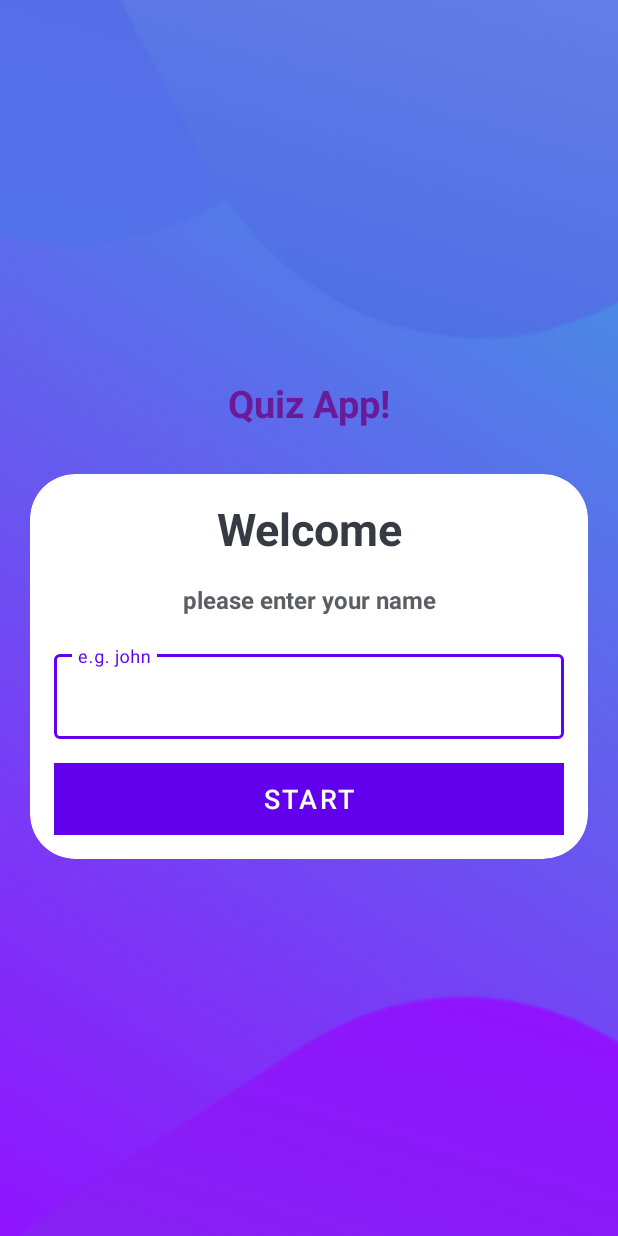
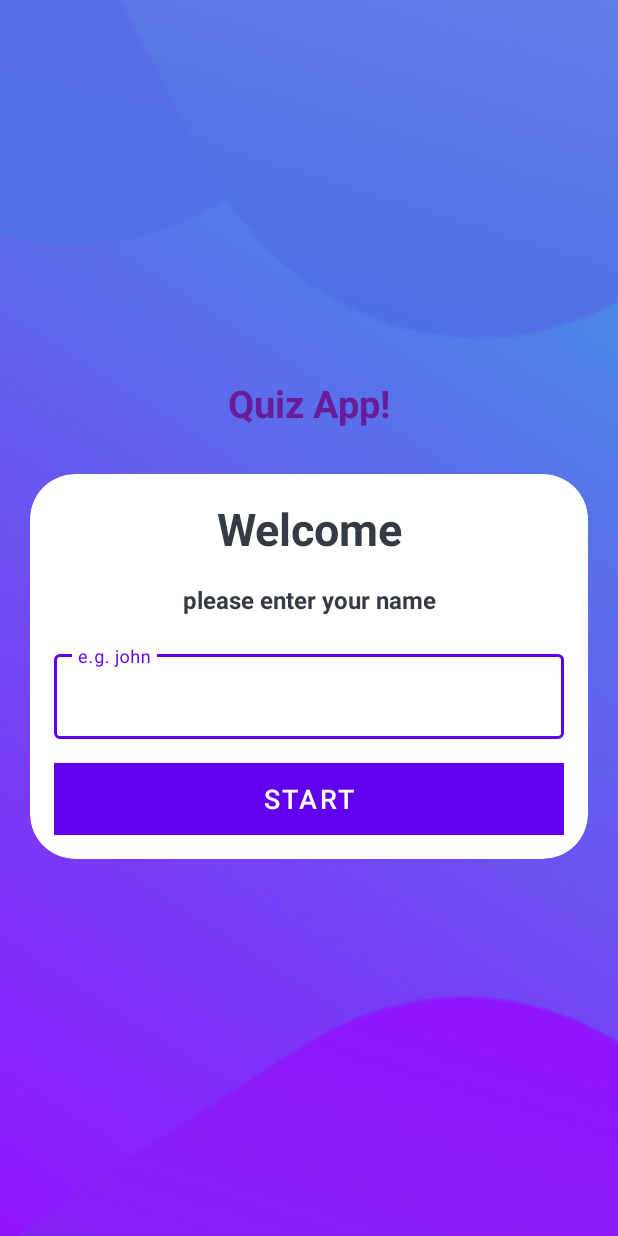
Before and after one commit to Hitesh-1501/QuizApp, an Android app: the MainActivity screen opened directly, with no data from a screen before it, on a phone screen of 412 x 824 dp. Run offline under Robolectric (Android 15) with nearby library versions, the light colour scheme and no system bars.

Commit message:
changes in theme.xml

```diff
--- a/app/src/main/res/layout/activity_main.xml
+++ b/app/src/main/res/layout/activity_main.xml
@@ -39,7 +39,7 @@
                 android:text="@string/_welcome"
                 android:textSize="30sp"
                 android:textStyle="bold"
-                android:textColor="@color/dark"
+                style="@style/TextColor"
                 android:gravity="center"
                 />
 
@@ -50,7 +50,7 @@
                 android:textSize="16sp"
                 android:textStyle="bold"
                 android:layout_marginTop="16dp"
-                android:textColor="@color/material_dynamic_neutral40"
+                style="@style/TextColor"
                 android:gravity="center"
                 />
             <com.google.android.material.textfield.TextInputLayout
@@ -65,7 +65,7 @@
                     android:layout_height="wrap_content"
                     android:hint="@string/_hintText"
                     android:inputType="textCapWords"
-                    android:textColor="@color/dark"
+                    style="@style/TextColor"
                     android:textColorHint="@color/material_dynamic_neutral40"
                     />
             </com.google.android.material.textfield.TextInputLayout>
--- a/app/src/main/res/layout/activity_quiz_questions.xml
+++ b/app/src/main/res/layout/activity_quiz_questions.xml
@@ -21,7 +21,7 @@
             android:gravity="center"
             android:text="What country does this flag belong to?"
             android:textSize="25sp"
-            android:textColor="@color/dark"/>
+            style="@style/TextColor"/>
 
         <ImageView
             android:id="@+id/iv_image"
--- a/app/src/main/res/values-night/themes.xml
+++ b/app/src/main/res/values-night/themes.xml
@@ -4,4 +4,8 @@
         <!-- Customize your dark theme here. -->
         <!-- <item name="colorPrimary">@color/my_dark_primary</item> -->
     </style>
+
+    <style name="TextColor">
+        <item name="android:textColor">@color/white</item>
+    </style>
 </resources>
--- a/app/src/main/res/values/themes.xml
+++ b/app/src/main/res/values/themes.xml
@@ -8,4 +8,8 @@
     <style name="Theme.QuizApp" parent="Theme.MaterialComponents.DayNight.NoActionBar">
         <item name="android:windowFullscreen">true</item>
     </style>
+
+    <style name="TextColor">
+        <item name="android:textColor">@color/dark</item>
+    </style>
 </resources>
```
